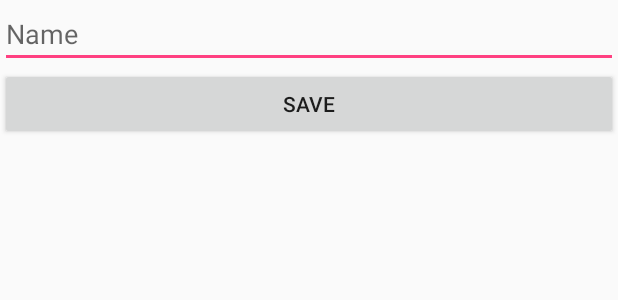
After one commit to alfredofernandes/android-Agents, an Android app: the layout activity_mission_form.xml on its own in the app's theme, with its tools: preview values and no code run, on a phone screen of 412 x 824 dp. The commit adds this screen. Shown: the top 300 px of the screen. Run offline under Robolectric (Android 15) with nearby library versions, the phone set to English and light mode, and no system bars.

Commit message:
- created class mission form

```diff
--- a/Agents/app/src/main/AndroidManifest.xml
+++ b/Agents/app/src/main/AndroidManifest.xml
@@ -26,6 +26,7 @@
         <activity android:name=".activities.AgentHistoryActivity" />
         <activity android:name=".activities.CreateAgentActivity" />
         <activity android:name=".activities.MissionListActivity" />
+        <activity android:name=".activities.MissionFormActivity"></activity>
     </application>
 
 </manifest>
--- a/Agents/app/src/main/java/com/example/alfredorfernandes/agents/activities/LoginActivity.java
+++ b/Agents/app/src/main/java/com/example/alfredorfernandes/agents/activities/LoginActivity.java
@@ -112,7 +112,7 @@ public class LoginActivity extends AppCompatActivity {
         Mission mission = new Mission();
         mission.setName("Europe Heat Zone");
         mission.setDate(new Date("01/05/2015"));
-        mission.setStatus(Mission.MissionStatus.DONE);
+        mission.setStatus("done");
         missionDAO.dbInsert(mission);
 
         // Mission Agent
--- a/Agents/app/src/main/java/com/example/alfredorfernandes/agents/dao/MissionDAO.java
+++ b/Agents/app/src/main/java/com/example/alfredorfernandes/agents/dao/MissionDAO.java
@@ -58,13 +58,11 @@ public class MissionDAO {
         List<Mission> missionList = new ArrayList<Mission>();
 
         while (c.moveToNext()) {
-            Mission.MissionStatus status = Mission.MissionStatus.valueOf(c.getString(c.getColumnIndex(KEY_Status)));
-
             Mission mission = new Mission();
             mission.setId(c.getLong(c.getColumnIndex(KEY_Id)));
             mission.setName(c.getString(c.getColumnIndex(KEY_Name)));
             mission.setDate(loadDate(c, c.getColumnIndex(KEY_Date)));
-            mission.setStatus(status);
+            mission.setStatus(c.getString(c.getColumnIndex(KEY_Status)));
 
             missionList.add(mission);
         }
--- a/Agents/app/src/main/res/layout/activity_login.xml
+++ b/Agents/app/src/main/res/layout/activity_login.xml
@@ -23,6 +23,6 @@
         android:id="@+id/login_button"
         android:layout_width="match_parent"
         android:layout_height="wrap_content"
-        android:hint="@string/login_button" />
+        android:text="@string/login_button" />
 
 </LinearLayout>
--- /dev/null
+++ b/Agents/app/src/main/res/layout/activity_mission_form.xml
@@ -0,0 +1,21 @@
+<?xml version="1.0" encoding="utf-8"?>
+<LinearLayout xmlns:android="http://schemas.android.com/apk/res/android"
+    android:layout_width="match_parent"
+    android:layout_height="match_parent"
+    android:orientation="vertical">
+
+    <EditText
+        android:id="@+id/mission_name"
+        android:layout_width="match_parent"
+        android:layout_height="wrap_content"
+        android:hint="@string/mission_name"
+        android:inputType="text"
+        android:maxLines="1" />
+
+    <Button
+        android:id="@+id/login_button"
+        android:layout_width="match_parent"
+        android:layout_height="wrap_content"
+        android:text="Save" />
+
+</LinearLayout>
```
Also changed, not shown: Agents/app/src/main/java/com/example/alfredorfernandes/agents/activities/MissionFormActivity.java (+13 -4 lines), Agents/app/src/main/java/com/example/alfredorfernandes/agents/model/Mission.java (+3 -7 lines), Agents/app/src/main/res/layout/activity_create_mission.xml (deleted, +0 -9 lines), Agents/app/src/main/res/values/strings.xml (+11 -0 lines), 20 other files.
